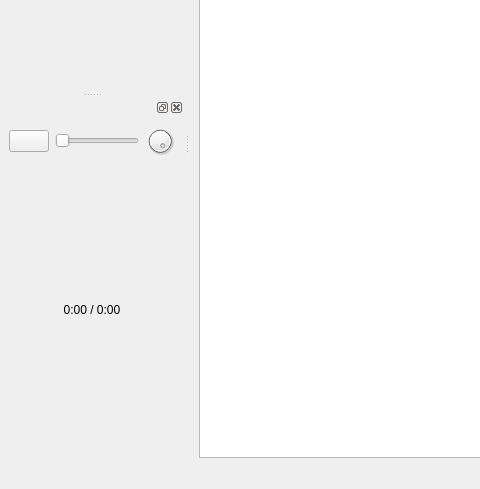
Old version of the form ui/tagger_window.ui in the repository midnightdim/declutter; both pictures show x 0 to 480 and y 201 to 690 of the 1047 by 690 pixel window.
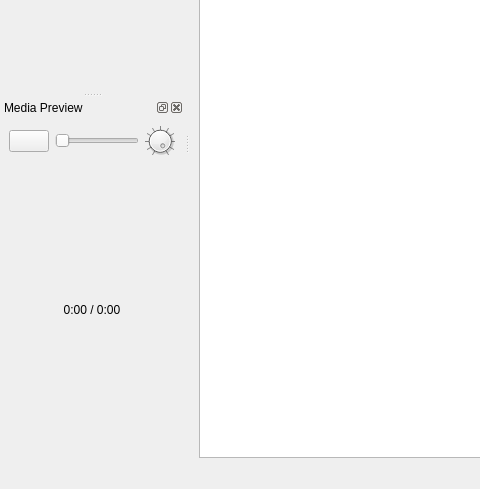
New version of the form. Icons and pictures are not drawn. Custom widgets are drawn as their Qt base class.

What changed in the file:
```diff
--- a/ui/tagger_window.ui
+++ b/ui/tagger_window.ui
@@ -255,6 +255,9 @@
    </widget>
   </widget>
   <widget class="QDockWidget" name="mediaDockWidget">
+   <property name="windowTitle">
+    <string>Media Preview</string>
+   </property>
    <attribute name="dockWidgetArea">
     <number>1</number>
    </attribute>
@@ -305,6 +308,15 @@
            <property name="value">
             <number>100</number>
            </property>
+           <property name="wrapping">
+            <bool>false</bool>
+           </property>
+           <property name="notchTarget">
+            <double>10.000000000000000</double>
+           </property>
+           <property name="notchesVisible">
+            <bool>true</bool>
+           </property>
           </widget>
          </item>
         </layout>
@@ -341,6 +353,13 @@
    </property>
   </action>
  </widget>
+ <customwidgets>
+  <customwidget>
+   <class>Slider</class>
+   <extends>QSlider</extends>
+   <header>slider</header>
+  </customwidget>
+ </customwidgets>
  <resources>
   <include location="DeClutter.qrc"/>
  </resources>
```
Left out of the diff: 2 changed lines with no effect on the pictures.
